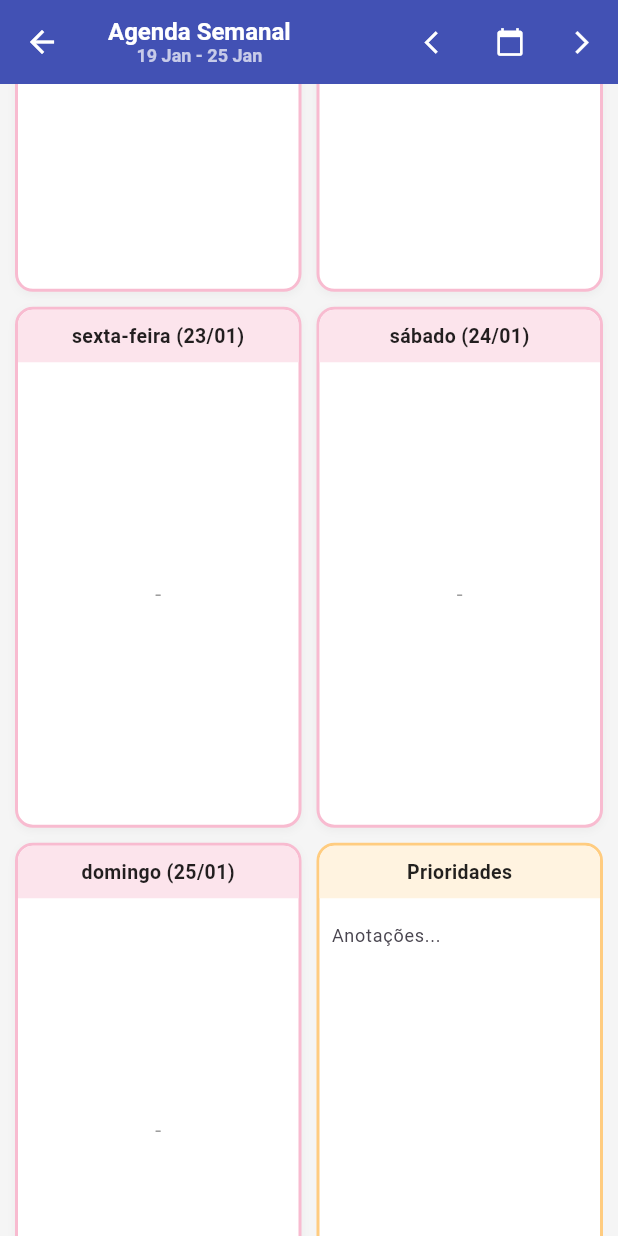
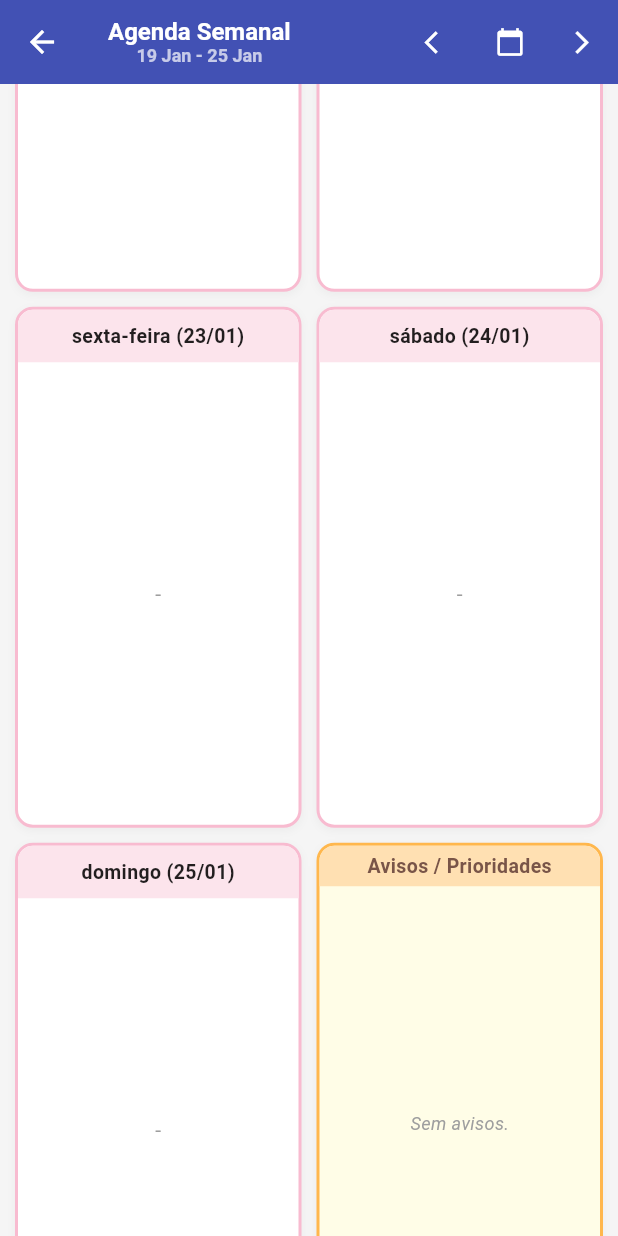
Before and after one commit to Nosreme07/iec_app, a Flutter app: the AgendaScreen screen opened directly, scrolled down 576 dp, on a phone screen of 412 x 824 dp. Run offline on Flutter 3.47's test engine with Material 3 defaults, Android fonts, the phone set to English and light mode, and no system bars; our stand-ins replace cloud_firestore, firebase_auth, firebase_core, firebase_storage, image_picker; accounts and stored records are empty.

Commit message:
Adicionei agenda semanal

```diff
--- a/lib/src/screens/agenda_screen.dart
+++ b/lib/src/screens/agenda_screen.dart
@@ -16,6 +16,10 @@ class _AgendaScreenState extends State<AgendaScreen> {
   DateTime _dataFocada = DateTime.now();
   DateTime _inicioDaSemana = DateTime.now();
 
+  // Controlador para o campo de texto das prioridades
+  final TextEditingController _prioridadesController = TextEditingController();
+  bool _isSavingPrioridades = false;
+
   final List<Map<String, Color>> _eventColors = [
     {'bg': Colors.blue[50]!, 'border': Colors.blue[200]!},
     {'bg': Colors.green[50]!, 'border': Colors.green[200]!},
@@ -29,12 +33,60 @@ class _AgendaScreenState extends State<AgendaScreen> {
     super.initState();
     initializeDateFormatting('pt_BR', null);
     _calcularInicioSemana();
+    // Carrega as prioridades assim que a tela abre
+    _carregarPrioridades();
+  }
+
+  @override
+  void dispose() {
+    _prioridadesController.dispose();
+    super.dispose();
   }
 
   void _calcularInicioSemana() {
     _inicioDaSemana = _dataFocada.subtract(Duration(days: _dataFocada.weekday - 1));
     _inicioDaSemana = DateTime(_inicioDaSemana.year, _inicioDaSemana.month, _inicioDaSemana.day);
-    setState(() {});
+  }
+
+  // Gera um ID único para a semana (Ex: "2025-01-20") para salvar o aviso dessa semana
+  String _getSemanaId() {
+    return DateFormat('yyyy-MM-dd').format(_inicioDaSemana);
+  }
+
+  // Busca o aviso salvo no banco para esta semana
+  Future<void> _carregarPrioridades() async {
+    if (!AdminConfig.isUserAdmin()) return; // Membros usam StreamBuilder, Admin carrega para editar
+
+    String semanaId = _getSemanaId();
+    _prioridadesController.text = ""; // Limpa antes de carregar
+
+    var doc = await FirebaseFirestore.instance.collection('agenda_avisos').doc(semanaId).get();
+    if (doc.exists && mounted) {
+      setState(() {
+        _prioridadesController.text = doc['texto'] ?? "";
+      });
+    }
+  }
+
+  // Salva o texto digitado
+  Future<void> _salvarPrioridades() async {
+    setState(() => _isSavingPrioridades = true);
+    try {
+      String semanaId = _getSemanaId();
+      await FirebaseFirestore.instance.collection('agenda_avisos').doc(semanaId).set({
+        'texto': _prioridadesController.text,
+        'ultima_atualizacao': FieldValue.serverTimestamp(),
+      });
+      if (mounted) {
+        ScaffoldMessenger.of(context).showSnackBar(const SnackBar(content: Text("Avisos salvos!"), backgroundColor: Colors.green));
+        // Remove o foco do teclado
+        FocusScope.of(context).unfocus();
+      }
+    } catch (e) {
+      if (mounted) ScaffoldMessenger.of(context).showSnackBar(const SnackBar(content: Text("Erro ao salvar."), backgroundColor: Colors.red));
+    } finally {
+      if (mounted) setState(() => _isSavingPrioridades = false);
+    }
   }
 
   void _trocarSemana(int semanas) {
@@ -42,6 +94,8 @@ class _AgendaScreenState extends State<AgendaScreen> {
       _dataFocada = _dataFocada.add(Duration(days: 7 * semanas));
       _calcularInicioSemana();
     });
+    // Ao mudar de semana, carrega o aviso da nova semana
+    _carregarPrioridades();
   }
 
   void _addEvent(DateTime dateForThisBox) {
@@ -80,6 +134,7 @@ class _AgendaScreenState extends State<AgendaScreen> {
                 _dataFocada = DateTime.now();
                 _calcularInicioSemana();
               });
+              _carregarPrioridades();
             }, tooltip: "Semana Atual"),
           IconButton(icon: const Icon(Icons.arrow_forward_ios, size: 18), onPressed: () => _trocarSemana(1), tooltip: "Próxima Semana"),
         ],
@@ -101,7 +156,7 @@ class _AgendaScreenState extends State<AgendaScreen> {
             padding: const EdgeInsets.all(10),
             gridDelegate: const SliverGridDelegateWithFixedCrossAxisCount(
               crossAxisCount: 2,
-              childAspectRatio: 0.55, // Aumentei um pouco a altura para caber tudo
+              childAspectRatio: 0.55,
               crossAxisSpacing: 10,
               mainAxisSpacing: 10,
             ),
@@ -111,7 +166,7 @@ class _AgendaScreenState extends State<AgendaScreen> {
                 DateTime dayDate = _inicioDaSemana.add(Duration(days: index));
                 return _buildDayCard(dayDate, allDocs, isAdmin);
               } else {
-                return _buildPriorityCard();
+                return _buildPriorityCard(isAdmin);
               }
             },
           );
@@ -161,7 +216,6 @@ class _AgendaScreenState extends State<AgendaScreen> {
                   itemBuilder: (ctx, i) {
                     final data = dayEvents[i].data() as Map<String, dynamic>;
                     String hora = DateFormat('HH:mm').format((data['data_hora'] as Timestamp).toDate());
-                    // AGORA USAMOS 'TIPO' COMO NOME DO EVENTO
                     String evento = data['tipo'] ?? (data['titulo'] ?? "Evento");
                     String local = data['local'] ?? "";
                     String dirigente = data['dirigente'] ?? "";
@@ -182,37 +236,15 @@ class _AgendaScreenState extends State<AgendaScreen> {
                         child: Column(
                           crossAxisAlignment: CrossAxisAlignment.start,
                           children: [
-                            // 1. HORA - EVENTO (Negrito)
                             Text(
                               "$hora - ${evento.toUpperCase()}",
                               style: const TextStyle(fontWeight: FontWeight.w900, fontSize: 11, color: Colors.black87),
                               maxLines: 2, overflow: TextOverflow.ellipsis,
                             ),
                             const SizedBox(height: 3),
-
-                            // 2. LOCAL
-                            if (local.isNotEmpty)
-                              Row(children: [
-                                Icon(Icons.location_on, size: 10, color: Colors.grey[700]),
-                                const SizedBox(width: 2),
-                                Expanded(child: Text(local, style: TextStyle(fontSize: 10, color: Colors.grey[800]), maxLines: 1, overflow: TextOverflow.ellipsis)),
-                              ]),
-
-                            // 3. DIRIGENTE
-                            if (dirigente.isNotEmpty)
-                              Row(children: [
-                                Icon(Icons.person, size: 10, color: Colors.grey[700]),
-                                const SizedBox(width: 2),
-                                Expanded(child: Text("Dir: $dirigente", style: TextStyle(fontSize: 10, color: Colors.grey[800]), maxLines: 1, overflow: TextOverflow.ellipsis)),
-                              ]),
-
-                            // 4. PREGADOR
-                            if (pregador.isNotEmpty)
-                              Row(children: [
-                                Icon(Icons.mic, size: 10, color: Colors.grey[700]),
-                                const SizedBox(width: 2),
-                                Expanded(child: Text("Preg: $pregador", style: TextStyle(fontSize: 10, color: Colors.grey[800]), maxLines: 1, overflow: TextOverflow.ellipsis)),
-                              ]),
+                            if (local.isNotEmpty) Row(children: [Icon(Icons.location_on, size: 10, color: Colors.grey[700]), const SizedBox(width: 2), Expanded(child: Text(local, style: TextStyle(fontSize: 10, color: Colors.grey[800]), maxLines: 1, overflow: TextOverflow.ellipsis))]),
+                            if (dirigente.isNotEmpty) Row(children: [Icon(Icons.person, size: 10, color: Colors.grey[700]), const SizedBox(width: 2), Expanded(child: Text("Dir: $dirigente", style: TextStyle(fontSize: 10, color: Colors.grey[800]), maxLines: 1, overflow: TextOverflow.ellipsis))]),
+                            if (pregador.isNotEmpty) Row(children: [Icon(Icons.mic, size: 10, color: Colors.grey[700]), const SizedBox(width: 2), Expanded(child: Text("Preg: $pregador", style: TextStyle(fontSize: 10, color: Colors.grey[800]), maxLines: 1, overflow: TextOverflow.ellipsis))]),
                           ],
                         ),
                       ),
@@ -236,29 +268,72 @@ class _AgendaScreenState extends State<AgendaScreen> {
     );
   }
 
-  Widget _buildPriorityCard() {
+  // --- CARD DE PRIORIDADES / AVISOS ---
+  Widget _buildPriorityCard(bool isAdmin) {
     return Container(
       decoration: BoxDecoration(
-        color: Colors.white,
+        color: Colors.yellow[50], // Fundo amarelinho para destacar
         borderRadius: BorderRadius.circular(12),
-        border: Border.all(color: Colors.orange.shade200, width: 2),
+        border: Border.all(color: Colors.orange.shade300, width: 2),
+        boxShadow: [BoxShadow(color: Colors.grey.withOpacity(0.1), blurRadius: 4, offset: const Offset(0, 2))],
       ),
       child: Column(
         children: [
+          // Cabeçalho com Botão de Salvar para Admin
           Container(
             width: double.infinity,
-            padding: const EdgeInsets.symmetric(vertical: 8),
-            decoration: BoxDecoration(color: Colors.orange[50], borderRadius: const BorderRadius.vertical(top: Radius.circular(10))),
-            child: const Text("Prioridades", textAlign: TextAlign.center, style: TextStyle(fontWeight: FontWeight.bold, fontSize: 13, color: Colors.black87)),
+            padding: const EdgeInsets.symmetric(horizontal: 8, vertical: 4),
+            decoration: BoxDecoration(color: Colors.orange[100], borderRadius: const BorderRadius.vertical(top: Radius.circular(10))),
+            child: Row(
+              mainAxisAlignment: MainAxisAlignment.center,
+              children: [
+                const Expanded(
+                  child: Text("Avisos / Prioridades", textAlign: TextAlign.center, style: TextStyle(fontWeight: FontWeight.bold, fontSize: 13, color: Colors.brown)),
+                ),
+                if (isAdmin)
+                  SizedBox(
+                    height: 24,
+                    width: 24,
+                    child: IconButton(
+                      padding: EdgeInsets.zero,
+                      icon: _isSavingPrioridades
+                        ? const SizedBox(height: 14, width: 14, child: CircularProgressIndicator(strokeWidth: 2, color: Colors.brown))
+                        : const Icon(Icons.save, size: 18, color: Colors.brown),
+                      onPressed: _salvarPrioridades,
+                      tooltip: "Salvar Aviso",
+                    ),
+                  )
+              ],
+            ),
           ),
-          const Expanded(
+
+          Expanded(
             child: Padding(
-              padding: EdgeInsets.all(8.0),
-              child: TextField(
-                maxLines: 10,
-                decoration: InputDecoration(hintText: "Anotações...", border: InputBorder.none),
-                style: TextStyle(fontSize: 12),
-              ),
+              padding: const EdgeInsets.all(8.0),
+              child: isAdmin
+                ? TextField( // Se for Admin, mostra campo editável
+                    controller: _prioridadesController,
+                    maxLines: 20, // Muitas linhas
+                    style: const TextStyle(fontSize: 12, color: Colors.black87),
+                    decoration: const InputDecoration(
+                      hintText: "Escreva os avisos da semana aqui...",
+                      border: InputBorder.none,
+                    ),
+                  )
+                : StreamBuilder<DocumentSnapshot>( // Se for Membro, apenas lê do banco
+                    stream: FirebaseFirestore.instance.collection('agenda_avisos').doc(_getSemanaId()).snapshots(),
+                    builder: (context, snapshot) {
+                      if (!snapshot.hasData || !snapshot.data!.exists) {
+                         return const Center(child: Text("Sem avisos.", style: TextStyle(color: Colors.grey, fontStyle: FontStyle.italic, fontSize: 12)));
+                      }
+                      String texto = snapshot.data!['texto'] ?? "";
+                      if (texto.isEmpty) return const Center(child: Text("Sem avisos.", style: TextStyle(color: Colors.grey, fontStyle: FontStyle.italic, fontSize: 12)));
+
+                      return SingleChildScrollView(
+                        child: Text(texto, style: const TextStyle(fontSize: 12, color: Colors.black87)),
+                      );
+                    },
+                  ),
             ),
           ),
         ],
```
